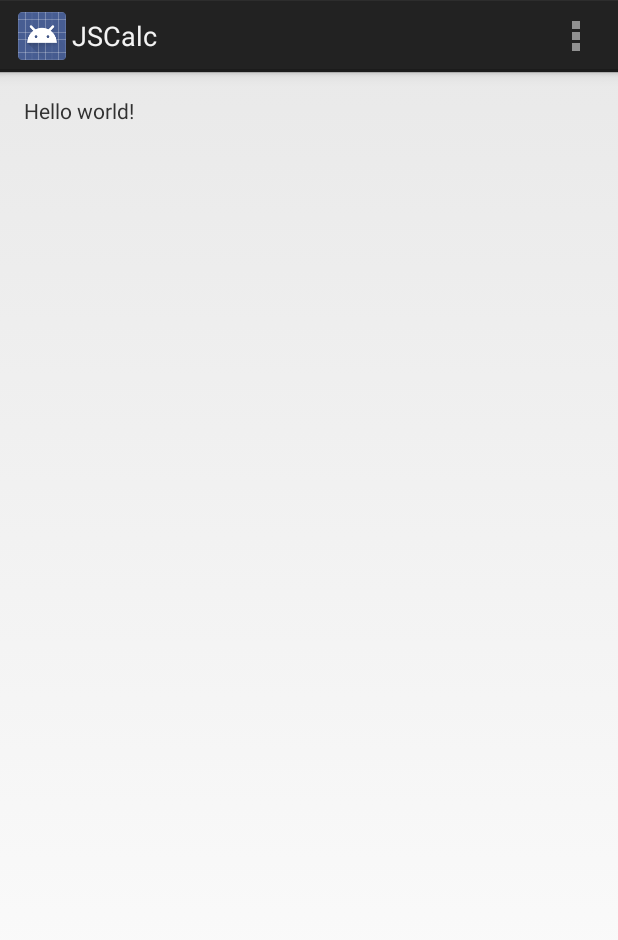
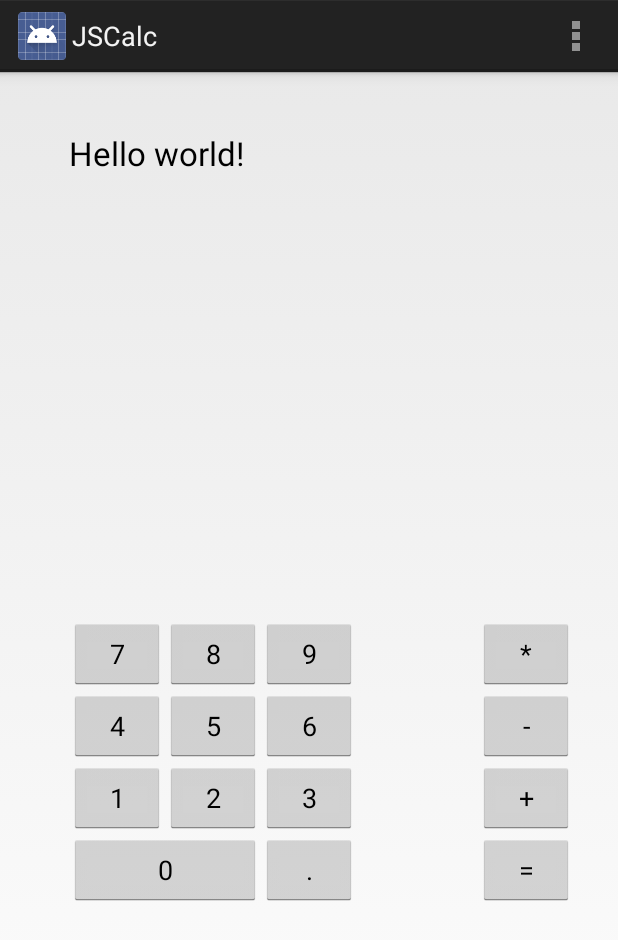
Before and after one commit to steamclock/jscalc, an Android app: the screen it shows after launch (MainActivity), on a phone screen of 412 x 824 dp. Shown: the top 940 px of the screen. Run offline under Robolectric (Android 15) with nearby library versions, the phone set to English and light mode, and no system bars.

Commit message:
Calculator UI for android

```diff
--- a/android/JSCalc/src/main/res/layout/activity_main.xml
+++ b/android/JSCalc/src/main/res/layout/activity_main.xml
@@ -8,9 +8,137 @@
     android:paddingBottom="@dimen/activity_vertical_margin"
     tools:context=".MainActivity">
 
+    <Button
+            android:layout_width="wrap_content"
+            android:layout_height="wrap_content"
+            android:text="7"
+            android:id="@+id/button1"
+            android:layout_centerVertical="true"
+            android:layout_toLeftOf="@+id/button"/>
+
+    <Button
+            android:layout_width="wrap_content"
+            android:layout_height="wrap_content"
+            android:text="8"
+            android:id="@+id/button"
+            android:layout_above="@+id/button5"
+            android:layout_toLeftOf="@+id/button2"/>
+
+    <Button
+            android:layout_width="wrap_content"
+            android:layout_height="wrap_content"
+            android:text="9"
+            android:id="@+id/button2"
+            android:layout_alignTop="@+id/button"
+            android:layout_centerHorizontal="true"/>
+
+    <Button
+            android:layout_width="wrap_content"
+            android:layout_height="wrap_content"
+            android:text="*"
+            android:id="@+id/button3"
+            android:layout_alignTop="@+id/button2"
+            android:layout_alignParentRight="true"
+            android:layout_marginRight="13dp"/>
+
+    <Button
+            android:layout_width="wrap_content"
+            android:layout_height="wrap_content"
+            android:text="4"
+            android:id="@+id/button4"
+            android:layout_below="@+id/button1"
+            android:layout_alignLeft="@+id/button1"/>
+
+    <Button
+            android:layout_width="wrap_content"
+            android:layout_height="wrap_content"
+            android:text="5"
+            android:id="@+id/button5"
+            android:layout_above="@+id/button9"
+            android:layout_toLeftOf="@+id/button6"/>
+
+    <Button
+            android:layout_width="wrap_content"
+            android:layout_height="wrap_content"
+            android:text="6"
+            android:id="@+id/button6"
+            android:layout_below="@+id/button2"
+            android:layout_alignLeft="@+id/button2"/>
+
+    <Button
+            android:layout_width="wrap_content"
+            android:layout_height="wrap_content"
+            android:text="-"
+            android:id="@+id/button7"
+            android:layout_below="@+id/button3"
+            android:layout_alignLeft="@+id/button3"/>
+
+    <Button
+            android:layout_width="wrap_content"
+            android:layout_height="wrap_content"
+            android:text="1"
+            android:id="@+id/button8"
+            android:layout_below="@+id/button4"
+            android:layout_alignLeft="@+id/button4"/>
+
+    <Button
+            android:layout_width="wrap_content"
+            android:layout_height="wrap_content"
+            android:text="2"
+            android:id="@+id/button9"
+            android:layout_above="@+id/button13"
+            android:layout_alignLeft="@+id/button5"/>
+
+    <Button
+            android:layout_width="wrap_content"
+            android:layout_height="wrap_content"
+            android:text="3"
+            android:id="@+id/button10"
+            android:layout_alignTop="@+id/button9"
+            android:layout_alignLeft="@+id/button6"/>
+
+    <Button
+            android:layout_width="wrap_content"
+            android:layout_height="wrap_content"
+            android:text="+"
+            android:id="@+id/button11"
+            android:layout_below="@+id/button7"
+            android:layout_alignLeft="@+id/button7"/>
+
+    <Button
+            android:layout_width="wrap_content"
+            android:layout_height="wrap_content"
+            android:text="0"
+            android:id="@+id/button12"
+            android:layout_below="@+id/button8"
+            android:layout_alignLeft="@+id/button8"
+            android:layout_alignRight="@+id/button9"/>
+
+    <Button
+            android:layout_width="wrap_content"
+            android:layout_height="wrap_content"
+            android:text="."
+            android:id="@+id/button13"
+            android:layout_alignTop="@+id/button12"
+            android:layout_alignLeft="@+id/button10"/>
+
+    <Button
+            android:layout_width="wrap_content"
+            android:layout_height="wrap_content"
+            android:text="="
+            android:id="@+id/button14"
+            android:layout_alignTop="@+id/button13"
+            android:layout_alignLeft="@+id/button11"/>
+
     <TextView
-        android:layout_width="wrap_content"
-        android:layout_height="wrap_content"
-        android:text="@string/hello_world" />
+            android:layout_width="wrap_content"
+            android:layout_height="wrap_content"
+            android:textAppearance="?android:attr/textAppearanceLarge"
+            android:text="@string/hello_world"
+            android:id="@+id/textView2"
+            android:layout_alignParentTop="true"
+            android:layout_alignLeft="@+id/button1"
+            android:layout_marginTop="23dp"
+            android:layout_alignRight="@+id/button3"/>
 
 </RelativeLayout>
```
